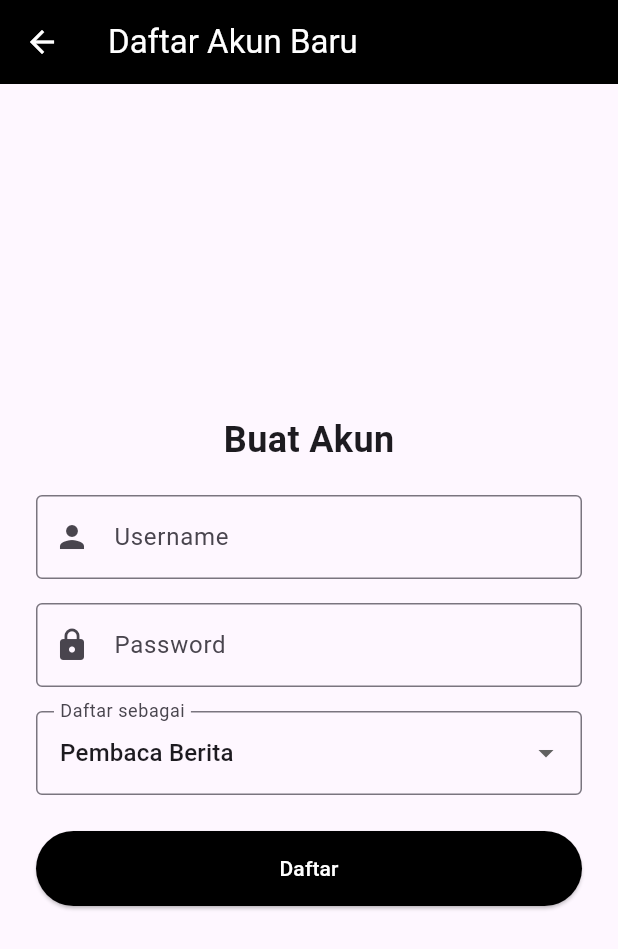
After one commit to mhmdhkl/Literasi_Aksara, a Flutter app: the screen it shows after launch, after a tap on "Login", after a tap on "Belum punya akun? Daftar di sini", on a phone screen of 412 x 824 dp. The commit adds this screen. Shown: the top 949 px of the screen. Run offline on Flutter 3.47's test engine with Material 3 defaults, Android fonts, the light colour scheme and no system bars; our stand-ins replace connectivity_plus, fluttertoast, google_fonts, jiffy, shared_preferences; accounts and stored records are empty; network calls fail.

Commit message:
feat: Penambahan Fitur Login & Register

```diff
--- a/lib/main.dart
+++ b/lib/main.dart
@@ -1,50 +1,62 @@
 // lib/main.dart
 
+import 'dart:convert';
 import 'package:flutter/material.dart';
-import 'package:flutter_dotenv/flutter_dotenv.dart';
 import 'package:provider/provider.dart';
 import 'package:Aksara_Literasi/providers/auth_provider.dart';
 import 'package:Aksara_Literasi/providers/news_provider.dart';
+import 'package:Aksara_Literasi/screens/auth/auth_wrapper.dart';
 import 'package:Aksara_Literasi/services/my_api_service.dart';
-import 'package:Aksara_Literasi/screens/welcome.dart';
 
-Future main() async {
-  await dotenv.load(fileName: "assets/.env");
-  runApp(const MyApp());
+Future<void> main() async {
+  // 1. Pastikan binding Flutter sudah siap
+  WidgetsFlutterBinding.ensureInitialized();
+
+  // 2. Buat instance MyApiService
+  final myApiService = MyApiService();
+
+  // 3. Lakukan login akun layanan di latar belakang untuk mendapatkan token API
+  try {
+    final response = await myApiService.login("news@itg.ac.id", "ITG#news");
+    if (response.statusCode == 200) {
+      final data = jsonDecode(response.body);
+      if (data['body']['success'] == true) {
+        final token = data['body']['data']['token'];
+        // 4. Set token ke instance MyApiService agar bisa digunakan untuk semua request berita
+        myApiService.setToken(token);
+        debugPrint("Login akun layanan BERHASIL. Token API telah diatur.");
+      } else {
+        debugPrint("Login akun layanan GAGAL: ${data['body']['message']}");
+      }
+    } else {
+      debugPrint(
+          "Login akun layanan GAGAL dengan status code: ${response.statusCode}");
+      debugPrint("Response body: ${response.body}");
+    }
+  } catch (e) {
+    debugPrint("Error saat login akun layanan: $e");
+  }
+
+  // 5. Jalankan aplikasi dengan provider yang sudah siap
+  runApp(MyApp(myApiService: myApiService));
 }
 
 class MyApp extends StatelessWidget {
-  const MyApp({super.key});
+  final MyApiService myApiService;
+  const MyApp({super.key, required this.myApiService});
 
   @override
   Widget build(BuildContext context) {
     return MultiProvider(
       providers: [
-        // Menyediakan instance MyApiService
-        Provider<MyApiService>(create: (_) => MyApiService()),
-
-        // AuthProvider bergantung pada MyApiService
-        ChangeNotifierProxyProvider<MyApiService, AuthProvider>(
-          create: (context) => AuthProvider(
-            apiService: Provider.of<MyApiService>(context, listen: false),
-          ),
-          update: (context, apiService, previous) =>
-              previous ?? AuthProvider(apiService: apiService),
+        // Provider untuk otentikasi pengguna lokal (admin/pembaca)
+        ChangeNotifierProvider<AuthProvider>(
+          create: (_) => AuthProvider(),
         ),
 
-        // NewsProvider bergantung pada MyApiService dan AuthProvider
-        ChangeNotifierProxyProvider<AuthProvider, NewsProvider>(
-          create: (context) => NewsProvider(
-            apiService: Provider.of<MyApiService>(context, listen: false),
-          ),
-          update: (context, auth, previous) {
-            // Set token di MyApiService setiap kali auth berubah
-            final apiService =
-                Provider.of<MyApiService>(context, listen: false);
-            final token = auth.token;
-            apiService.setToken(token);
-            return previous ?? NewsProvider(apiService: apiService);
-          },
+        // Provider berita yang menggunakan MyApiService yang sudah memiliki token
+        ChangeNotifierProvider<NewsProvider>(
+          create: (_) => NewsProvider(apiService: myApiService),
         ),
       ],
       child: MaterialApp(
@@ -54,7 +66,7 @@ class MyApp extends StatelessWidget {
           colorScheme: ColorScheme.fromSeed(seedColor: Colors.deepPurple),
           useMaterial3: true,
         ),
-        home: const Welcome(),
+        home: const AuthWrapper(),
       ),
     );
   }
--- /dev/null
+++ b/lib/models/user_model.dart
@@ -0,0 +1,35 @@
+// lib/models/user_model.dart
+
+import 'dart:convert';
+
+class User {
+  final String username;
+  final String password;
+  final String role; // "admin" or "consumer"
+
+  User({
+    required this.username,
+    required this.password,
+    required this.role,
+  });
+
+  Map<String, dynamic> toMap() {
+    return {
+      'username': username,
+      'password': password,
+      'role': role,
+    };
+  }
+
+  factory User.fromMap(Map<String, dynamic> map) {
+    return User(
+      username: map['username'] ?? '',
+      password: map['password'] ?? '',
+      role: map['role'] ?? 'consumer',
+    );
+  }
+
+  String toJson() => json.encode(toMap());
+
+  factory User.fromJson(String source) => User.fromMap(json.decode(source));
+}
--- a/lib/providers/auth_provider.dart
+++ b/lib/providers/auth_provider.dart
@@ -1,55 +1,69 @@
 // lib/providers/auth_provider.dart
 
 import 'package:flutter/material.dart';
-import 'package:shared_preferences/shared_preferences.dart';
-import 'package:Aksara_Literasi/services/my_api_service.dart';
-import 'dart:convert';
+import 'package:Aksara_Literasi/models/user_model.dart';
+import 'package:Aksara_Literasi/services/local_auth_service.dart';
 
 class AuthProvider extends ChangeNotifier {
-  final MyApiService apiService;
-  String? _token;
+  final LocalAuthService _localAuthService = LocalAuthService();
+  User? _currentUser;
   bool _isLoading = true;
 
-  String? get token => _token;
+  User? get currentUser => _currentUser;
+  bool get isAuthenticated => _currentUser != null;
   bool get isLoading => _isLoading;
 
-  AuthProvider({required this.apiService}) {
-    _loadTokenFromStorage();
+  AuthProvider() {
+    _initialize();
   }
 
-  Future<void> _loadTokenFromStorage() async {
-    final prefs = await SharedPreferences.getInstance();
-    final storedToken = prefs.getString('jwt_token');
-    if (storedToken != null) {
-      _token = storedToken;
-      apiService.setToken(_token);
-    }
+  Future<void> _initialize() async {
+    await _localAuthService.init(); // Pastikan admin default ada
+    await _checkLoginStatus();
+  }
+
+  Future<void> _checkLoginStatus() async {
+    _isLoading = true;
+    notifyListeners();
+    _currentUser = await _localAuthService.getCurrentUser();
     _isLoading = false;
     notifyListeners();
   }
 
-  Future<bool> login(String email, String password) async {
+  Future<bool> login(String username, String password) async {
     _isLoading = true;
     notifyListeners();
-    try {
-      final response = await apiService.login(email, password);
-      if (response.statusCode == 200) {
-        final data = jsonDecode(response.body);
-        if (data['body']['success'] == true) {
-          _token = data['body']['data']['token'];
-          apiService.setToken(_token);
-          final prefs = await SharedPreferences.getInstance();
-          await prefs.setString('jwt_token', _token!);
-          _isLoading = false;
-          notifyListeners();
-          return true;
-        }
-      }
-    } catch (e) {
-      debugPrint('Login failed: $e');
+    final user = await _localAuthService.login(username, password);
+    if (user != null) {
+      _currentUser = user;
+      _isLoading = false;
+      notifyListeners();
+      return true;
     }
     _isLoading = false;
     notifyListeners();
     return false;
   }
+
+  Future<bool> register(String username, String password, String role) async {
+    _isLoading = true;
+    notifyListeners();
+    final user = await _localAuthService.register(username, password, role);
+    if (user != null) {
+      // Otomatis login setelah register
+      _currentUser = user;
+      _isLoading = false;
+      notifyListeners();
+      return true;
+    }
+    _isLoading = false;
+    notifyListeners();
+    return false; // Gagal karena username sudah ada
+  }
+
+  Future<void> logout() async {
+    await _localAuthService.logout();
+    _currentUser = null;
+    notifyListeners();
+  }
 }
--- /dev/null
+++ b/lib/screens/auth/auth_wrapper.dart
@@ -0,0 +1,28 @@
+// lib/screens/auth/auth_wrapper.dart
+
+import 'package:flutter/material.dart';
+import 'package:provider/provider.dart';
+import 'package:Aksara_Literasi/providers/auth_provider.dart';
+import 'package:Aksara_Literasi/screens/auth/login_screen.dart';
+import 'package:Aksara_Literasi/screens/home/home.dart';
+
+class AuthWrapper extends StatelessWidget {
+  const AuthWrapper({Key? key}) : super(key: key);
+
+  @override
+  Widget build(BuildContext context) {
+    final authProvider = Provider.of<AuthProvider>(context);
+
+    if (authProvider.isLoading) {
+      return const Scaffold(
+        body: Center(child: CircularProgressIndicator()),
+      );
+    }
+
+    if (authProvider.isAuthenticated) {
+      return const Home();
+    } else {
+      return const LoginScreen();
+    }
+  }
+}
--- /dev/null
+++ b/lib/screens/auth/login_screen.dart
@@ -0,0 +1,107 @@
+// lib/screens/auth/login_screen.dart
+
+import 'package:flutter/material.dart';
+import 'package:provider/provider.dart';
+import 'package:Aksara_Literasi/providers/auth_provider.dart';
+import 'package:Aksara_Literasi/screens/auth/register_screen.dart';
+
+class LoginScreen extends StatefulWidget {
+  const LoginScreen({Key? key}) : super(key: key);
+
+  @override
+  State<LoginScreen> createState() => _LoginScreenState();
+}
+
+class _LoginScreenState extends State<LoginScreen> {
+  final _formKey = GlobalKey<FormState>();
+  final _usernameController = TextEditingController();
+  final _passwordController = TextEditingController();
+
+  Future<void> _submit() async {
+    if (_formKey.currentState!.validate()) {
+      final authProvider = Provider.of<AuthProvider>(context, listen: false);
+      final success = await authProvider.login(
+        _usernameController.text,
+        _passwordController.text,
+      );
+
+      if (!success && mounted) {
+        ScaffoldMessenger.of(context).showSnackBar(
+          const SnackBar(
+            content:
+                Text('Login Gagal! Periksa kembali username dan password.'),
+            backgroundColor: Colors.red,
+          ),
+        );
+      }
+    }
+  }
+
+  @override
+  void dispose() {
+    _usernameController.dispose();
+    _passwordController.dispose();
+    super.dispose();
+  }
+
+  @override
+  Widget build(BuildContext context) {
+    return Scaffold(
+      body: Center(
+        child: SingleChildScrollView(
+          padding: const EdgeInsets.all(24.0),
+          child: Form(
+            key: _formKey,
+            child: Column(
+              mainAxisAlignment: MainAxisAlignment.center,
+              children: [
+                Image.asset("assets/images/logo.png", width: 150),
+                const SizedBox(height: 40),
+                TextFormField(
+                  controller: _usernameController,
+                  decoration: const InputDecoration(
+                    labelText: 'Username',
+                    border: OutlineInputBorder(),
+                    prefixIcon: Icon(Icons.person),
+                  ),
+                  validator: (value) =>
+                      value!.isEmpty ? 'Username tidak boleh kosong' : null,
+                ),
+                const SizedBox(height: 16),
+                TextFormField(
+                  controller: _passwordController,
+                  obscureText: true,
+                  decoration: const InputDecoration(
+                    labelText: 'Password',
+                    border: OutlineInputBorder(),
+                    prefixIcon: Icon(Icons.lock),
+                  ),
+                  validator: (value) =>
+                      value!.isEmpty ? 'Password tidak boleh kosong' : null,
+                ),
+                const SizedBox(height: 24),
+                ElevatedButton(
+                  onPressed: _submit,
+                  style: ElevatedButton.styleFrom(
+                    minimumSize: const Size(double.infinity, 50),
+                    backgroundColor: Colors.black,
+                    foregroundColor: Colors.white,
+                  ),
+                  child: const Text('Login'),
+                ),
+                TextButton(
+                  onPressed: () {
+                    Navigator.of(context).push(MaterialPageRoute(
+                      builder: (context) => const RegisterScreen(),
+                    ));
+                  },
+                  child: const Text('Belum punya akun? Daftar di sini'),
+                ),
+              ],
+            ),
+          ),
+        ),
+      ),
+    );
+  }
+}
--- /dev/null
+++ b/lib/screens/auth/register_screen.dart
@@ -0,0 +1,138 @@
+// lib/screens/auth/register_screen.dart
+
+import 'package:flutter/material.dart';
+import 'package:provider/provider.dart';
+import 'package:Aksara_Literasi/providers/auth_provider.dart';
+
+class RegisterScreen extends StatefulWidget {
+  const RegisterScreen({Key? key}) : super(key: key);
+
+  @override
+  State<RegisterScreen> createState() => _RegisterScreenState();
+}
+
+class _RegisterScreenState extends State<RegisterScreen> {
+  final _formKey = GlobalKey<FormState>();
+  final _usernameController = TextEditingController();
+  final _passwordController = TextEditingController();
+  String _role = 'consumer'; // Default role
+
+  Future<void> _submit() async {
+    if (_formKey.currentState!.validate()) {
+      final authProvider = Provider.of<AuthProvider>(context, listen: false);
+      final success = await authProvider.register(
+        _usernameController.text,
+        _passwordController.text,
+        _role,
+      );
+
+      if (success) {
+        // Navigator.pop(context) akan kembali ke AuthWrapper yang kemudian akan redirect ke Home
+        Navigator.of(context).pop();
+      } else if (mounted) {
+        ScaffoldMessenger.of(context).showSnackBar(
+          const SnackBar(
+            content:
+                Text('Registrasi Gagal! Username mungkin sudah digunakan.'),
+            backgroundColor: Colors.red,
+          ),
+        );
+      }
+    }
+  }
+
+  @override
+  void dispose() {
+    _usernameController.dispose();
+    _passwordController.dispose();
+    super.dispose();
+  }
+
+  @override
+  Widget build(BuildContext context) {
+    return Scaffold(
+      appBar: AppBar(
+        title: const Text('Daftar Akun Baru'),
+        backgroundColor: Colors.black,
+        foregroundColor: Colors.white,
+      ),
+      body: Center(
+        child: SingleChildScrollView(
+          padding: const EdgeInsets.all(24.0),
+          child: Form(
+            key: _formKey,
+            child: Column(
+              mainAxisAlignment: MainAxisAlignment.center,
+              children: [
+                const Text('Buat Akun',
+                    style:
+                        TextStyle(fontSize: 24, fontWeight: FontWeight.bold)),
+                const SizedBox(height: 20),
+                TextFormField(
+                  controller: _usernameController,
+                  decoration: const InputDecoration(
+                    labelText: 'Username',
+                    border: OutlineInputBorder(),
+                    prefixIcon: Icon(Icons.person),
+                  ),
+                  validator: (value) =>
+                      value!.isEmpty ? 'Username tidak boleh kosong' : null,
+                ),
+                const SizedBox(height: 16),
+                TextFormField(
+                  controller: _passwordController,
+                  obscureText: true,
+                  decoration: const InputDecoration(
+                    labelText: 'Password',
+                    border: OutlineInputBorder(),
+                    prefixIcon: Icon(Icons.lock),
+                  ),
+                  validator: (value) {
+                    if (value == null || value.isEmpty) {
+                      return 'Password tidak boleh kosong';
+                    }
+                    if (value.length < 6) {
+                      return 'Password minimal 6 karakter';
+                    }
+                    return null;
+                  },
+                ),
+                const SizedBox(height: 16),
+                // Opsi untuk memilih role, hanya 'konsumen' yang bisa dipilih saat mendaftar
+                DropdownButtonFormField<String>(
+                  value: _role,
+                  decoration: const InputDecoration(
+                    labelText: 'Daftar sebagai',
+                    border: OutlineInputBorder(),
+                  ),
+                  items: const [
+                    DropdownMenuItem(
+                      value: 'consumer',
+                      child: Text('Pembaca Berita'),
+                    ),
+                    // Admin tidak bisa didaftarkan dari sini
+                  ],
+                  onChanged: (value) {
+                    setState(() {
+                      _role = value!;
+                    });
+                  },
+                ),
+                const SizedBox(height: 24),
+                ElevatedButton(
+                  onPressed: _submit,
+                  style: ElevatedButton.styleFrom(
+                    minimumSize: const Size(double.infinity, 50),
+                    backgroundColor: Colors.black,
+                    foregroundColor: Colors.white,
+                  ),
+                  child: const Text('Daftar'),
+                ),
+              ],
+            ),
+          ),
+        ),
+      ),
+    );
+  }
+}
--- /dev/null
+++ b/lib/services/local_auth_service.dart
@@ -0,0 +1,101 @@
+// lib/services/local_auth_service.dart
+
+import 'dart:convert';
+import 'package:flutter/material.dart'; // Untuk debugPrint
+import 'package:shared_preferences/shared_preferences.dart';
+import 'package:Aksara_Literasi/models/user_model.dart';
+
+class LocalAuthService {
+  static const _usersKey = 'users';
+  static const _currentUserKey = 'currentUser';
+
+  // Inisialisasi dengan akun admin default jika belum ada
+  Future<void> init() async {
+    final prefs = await SharedPreferences.getInstance();
+    final existingUsers = prefs.getStringList(_usersKey);
+    debugPrint(
+        "[AuthService] Init: Memeriksa pengguna. Apakah sudah ada? ${existingUsers != null}");
+
+    if (existingUsers == null) {
+      debugPrint(
+          "[AuthService] Init: Belum ada daftar pengguna. Membuat admin default.");
+      final adminUser =
+          User(username: 'admin', password: 'password', role: 'admin');
+      await _saveUsers([adminUser]);
+    } else {
+      debugPrint(
+          "[AuthService] Init: Daftar pengguna sudah ada. Jumlah: ${existingUsers.length}");
+    }
+  }
+
+  Future<List<User>> _getUsers() async {
+    final prefs = await SharedPreferences.getInstance();
+    final usersJson = prefs.getStringList(_usersKey) ?? [];
+    debugPrint(
+        "[AuthService] _getUsers: Mengambil ${usersJson.length} pengguna dari SharedPreferences.");
+    return usersJson.map((json) => User.fromJson(json)).toList();
+  }
+
+  Future<void> _saveUsers(List<User> users) async {
+    final prefs = await SharedPreferences.getInstance();
+    final usersJson = users.map((user) => user.toJson()).toList();
+    await prefs.setStringList(_usersKey, usersJson);
+    debugPrint(
+        "[AuthService] _saveUsers: Menyimpan ${users.length} pengguna ke SharedPreferences.");
+  }
+
+  Future<User?> register(String username, String password, String role) async {
+    debugPrint("[AuthService] Register: Mencoba mendaftarkan '$username'");
+    final users = await _getUsers();
+    if (users.any((user) => user.username == username)) {
+      debugPrint(
+          "[AuthService] Register: Gagal, username '$username' sudah ada.");
+      return null; // Username sudah ada
+    }
+    final newUser = User(username: username, password: password, role: role);
+    users.add(newUser);
+    await _saveUsers(users); // Menyimpan daftar yang sudah diperbarui
+    debugPrint("[AuthService] Register: Berhasil mendaftarkan '$username'.");
+    return newUser;
+  }
+
+  Future<User?> login(String username, String password) async {
+    final users = await _getUsers();
+    debugPrint(
+        "[AuthService] Login: Mencoba login dengan username '$username'. Total pengguna tersimpan: ${users.length}");
+    try {
+      final user = users.firstWhere(
+        (user) => user.username == username && user.password == password,
+      );
+      await _setCurrentUser(user);
+      debugPrint(
+          "[AuthService] Login: Berhasil untuk '$username'. Role: ${user.role}");
+      return user;
+    } catch (e) {
+      debugPrint("[AuthService] Login: Gagal untuk '$username'. Error: $e");
+      return null; // Login gagal
+    }
+  }
+
+  Future<void> logout() async {
+    final prefs = await SharedPreferences.getInstance();
+    await prefs.remove(_currentUserKey);
+    debugPrint("[AuthService] Logout: Pengguna saat ini telah dihapus.");
+  }
+
+  Future<void> _setCurrentUser(User user) async {
+    final prefs = await SharedPreferences.getInstance();
+    await prefs.setString(_currentUserKey, user.toJson());
+  }
+
+  Future<User?> getCurrentUser() async {
+    final prefs = await SharedPreferences.getInstance();
+    final userJson = prefs.getString(_currentUserKey);
+    if (userJson != null) {
+      debugPrint("[AuthService] getCurrentUser: Pengguna ditemukan di sesi.");
+      return User.fromJson(userJson);
+    }
+    debugPrint("[AuthService] getCurrentUser: Tidak ada pengguna di sesi.");
+    return null;
+  }
+}
--- a/pubspec.yaml
+++ b/pubspec.yaml
@@ -28,9 +28,9 @@ dev_dependencies:
   flutter_lints: ^2.0.0
 
 flutter_launcher_icons:
-  image_path: "assets/images/Logo icon.png"
   android: "launcher_icon"
   ios: true
+  image_path: "assets/images/logo.png"
 
 flutter:
   uses-material-design: true
```
Also changed, not shown: lib/screens/home/home.dart (+17 -5 lines), lib/screens/news_info/news_info.dart (+8 -6 lines), assets/images/Logo icon.png, 1 other file.
